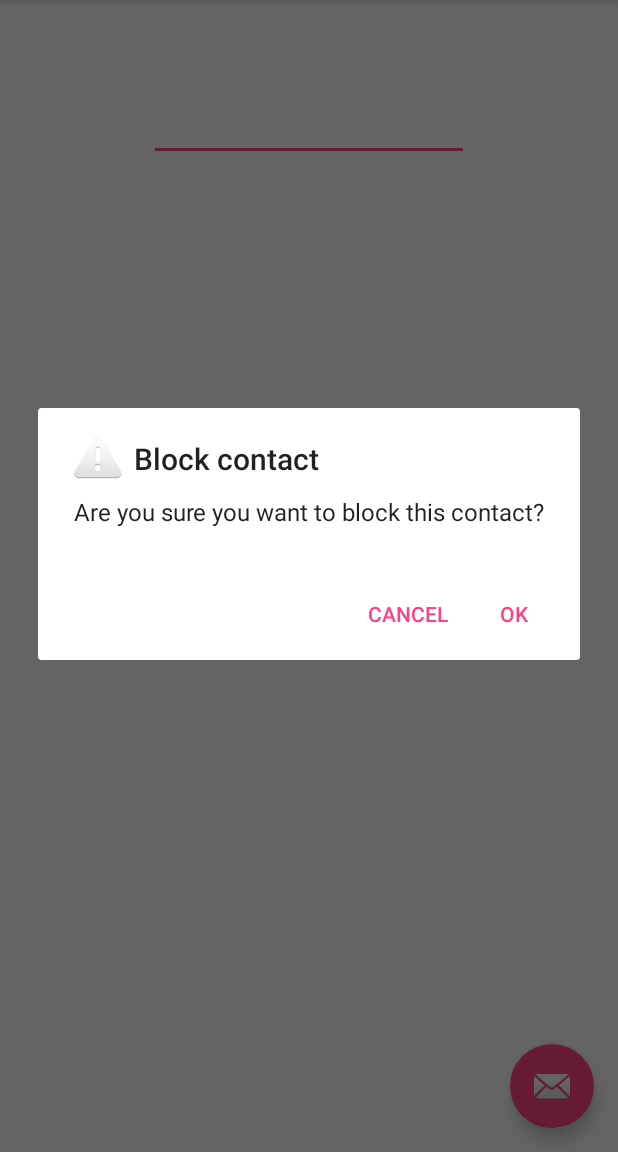
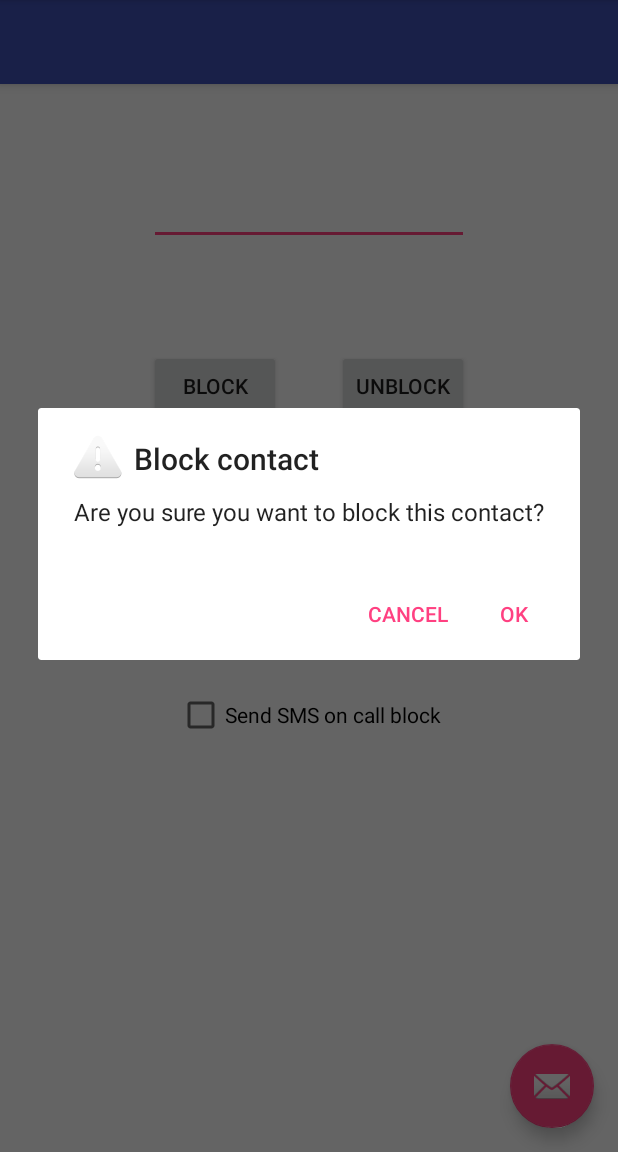
Before and after one commit to VinodKumarLogan/rulify, an Android app: the screen it shows after launch (MainActivity), after a tap on "BLOCK", on a phone screen of 412 x 824 dp, the part 84-1236 px from its top. Run offline under Robolectric (Android 15) with nearby library versions, the phone set to English and light mode, and no system bars.

Commit message:
Added send SMS on block feature

```diff
--- a/Rulify/app/src/main/java/in/vinodkumarl/rulify/rulify/MainActivity.java
+++ b/Rulify/app/src/main/java/in/vinodkumarl/rulify/rulify/MainActivity.java
@@ -3,48 +3,45 @@ package in.vinodkumarl.rulify.rulify;
 import android.app.AlertDialog;
 import android.content.DialogInterface;
 import android.os.Bundle;
-import android.support.design.widget.FloatingActionButton;
-import android.support.design.widget.Snackbar;
 import android.support.v7.app.AppCompatActivity;
-import android.support.v7.widget.Toolbar;
-import android.view.View;
 import android.view.Menu;
 import android.view.MenuItem;
+import android.view.View;
 import android.widget.Button;
+import android.widget.CheckBox;
 import android.widget.EditText;
 
+
 public class MainActivity extends AppCompatActivity {
+    public static String blockedNumber = "";
+    public static boolean checkSMSSend = false;
+    public static String smsMessage = "";
 
     @Override
     protected void onCreate(Bundle savedInstanceState) {
         super.onCreate(savedInstanceState);
         setContentView(R.layout.activity_main);
-        Toolbar toolbar = (Toolbar) findViewById(R.id.toolbar);
-        setSupportActionBar(toolbar);
 
-        /*FloatingActionButton fab = (FloatingActionButton) findViewById(R.id.fab);
-        fab.setOnClickListener(new View.OnClickListener() {
-            @Override
-            public void onClick(View view) {
-                Snackbar.make(view, "Replace with your own action", Snackbar.LENGTH_LONG)
-                        .setAction("Action", null).show();
-            }
-        });*/
 
         final EditText number = (EditText) findViewById(R.id.phoneNumber);
         Button block = (Button) findViewById(R.id.blockButton);
         Button ublock = (Button) findViewById(R.id.unblockButton);
+        final CheckBox smsSend = (CheckBox) findViewById(R.id.smsCheck);
+        final EditText bmsg = (EditText) findViewById(R.id.blockMessage);
 
         block.setOnClickListener(
                 new View.OnClickListener() {
                     @Override
                     public void onClick(View v) {
-                        Long phone = Long.parseLong(number.getText().toString());
+                        final String phone = number.getText().toString();
                         new AlertDialog.Builder(MainActivity.this)
                                 .setTitle("Block contact")
                                 .setMessage("Are you sure you want to block this contact?")
                                 .setPositiveButton(android.R.string.yes, new DialogInterface.OnClickListener() {
                                     public void onClick(DialogInterface dialog, int which) {
+                                        blockedNumber = phone;
+                                        checkSMSSend = smsSend.isChecked();
+                                        smsMessage = bmsg.getText().toString();
                                         //block calls from this contact
                                     }
                                 })
@@ -68,6 +65,7 @@ public class MainActivity extends AppCompatActivity {
                                 .setMessage("Are you sure you want to unblock this contact?")
                                 .setPositiveButton(android.R.string.yes, new DialogInterface.OnClickListener() {
                                     public void onClick(DialogInterface dialog, int which) {
+                                        blockedNumber = "";
                                         //unblock calls from this contact
                                     }
                                 })
--- a/Rulify/app/src/main/res/layout/content_main.xml
+++ b/Rulify/app/src/main/res/layout/content_main.xml
@@ -27,9 +27,10 @@
         android:layout_height="wrap_content"
         android:text="@string/blockButtonName"
         android:id="@+id/blockButton"
-        android:layout_centerVertical="true"
+        android:layout_below="@+id/phoneNumber"
         android:layout_alignLeft="@+id/phoneNumber"
-        android:layout_alignStart="@+id/phoneNumber" />
+        android:layout_alignStart="@+id/phoneNumber"
+        android:layout_marginTop="70dp" />
 
     <Button
         android:layout_width="wrap_content"
@@ -39,4 +40,26 @@
         android:layout_alignTop="@+id/blockButton"
         android:layout_alignRight="@+id/phoneNumber"
         android:layout_alignEnd="@+id/phoneNumber" />
+
+    <EditText
+        android:layout_width="wrap_content"
+        android:layout_height="wrap_content"
+        android:id="@+id/blockMessage"
+        android:layout_below="@+id/blockButton"
+        android:layout_marginTop="72dp"
+        android:layout_alignRight="@+id/unblockButton"
+        android:layout_alignEnd="@+id/unblockButton"
+        android:layout_alignLeft="@+id/blockButton"
+        android:layout_alignStart="@+id/blockButton" />
+
+    <CheckBox
+        android:layout_width="wrap_content"
+        android:layout_height="wrap_content"
+        android:text="Send SMS on call block"
+        android:id="@+id/smsCheck"
+        android:layout_below="@+id/blockMessage"
+        android:layout_centerHorizontal="true"
+        android:layout_marginTop="62dp"
+        android:checked="false" />
+
 </RelativeLayout>
--- a/Rulify/app/src/main/res/values/styles.xml
+++ b/Rulify/app/src/main/res/values/styles.xml
@@ -8,10 +8,7 @@
         <item name="colorAccent">@color/colorAccent</item>
     </style>
 
-    <style name="AppTheme.NoActionBar">
-        <item name="windowActionBar">false</item>
-        <item name="windowNoTitle">true</item>
-    </style>
+
 
     <style name="AppTheme.AppBarOverlay" parent="ThemeOverlay.AppCompat.Dark.ActionBar" />
 
```
Also changed, not shown: Rulify/app/src/main/AndroidManifest.xml (+10 -2 lines), Rulify/app/src/main/java/in/vinodkumarl/rulify/rulify/PhoneCallReceiver.java (added, +94 -0 lines), Rulify/app/src/main/java/in/vinodkumarl/rulify/rulify/SendSMS.java (added, +36 -0 lines), Rulify/app/src/main/aidl/com/android/internal/telephony/ITelephony.aidl (added).
